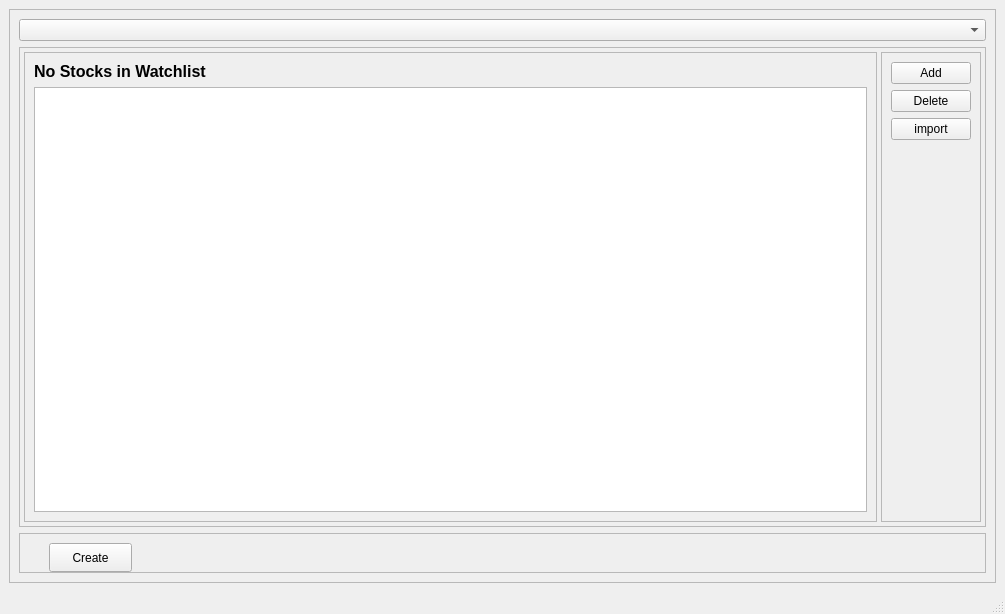
Qt form UIFiles/watchlists.ui (ShubhamMandavkar/TYLiveProjectt-StockAutomationSystem) before a commit.
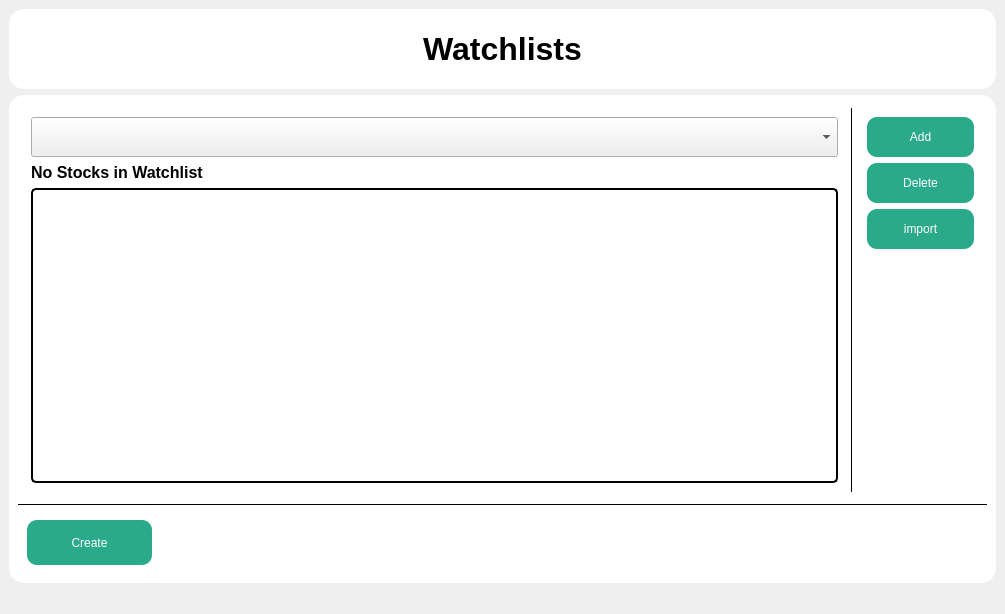
The same form after that commit.

```diff
--- a/UIFiles/watchlists.ui
+++ b/UIFiles/watchlists.ui
@@ -13,10 +13,49 @@
   <property name="windowTitle">
    <string>MainWindow</string>
   </property>
+  <property name="styleSheet">
+   <string notr="true">background-color: rgb(239, 239, 239);</string>
+  </property>
   <widget class="QWidget" name="centralwidget">
    <layout class="QVBoxLayout" name="verticalLayout">
+    <item>
+     <widget class="QLabel" name="label">
+      <property name="minimumSize">
+       <size>
+        <width>0</width>
+        <height>80</height>
+       </size>
+      </property>
+      <property name="font">
+       <font>
+        <pointsize>24</pointsize>
+        <bold>true</bold>
+       </font>
+      </property>
+      <property name="styleSheet">
+       <string notr="true">QLabel{
+	color: rgb(0, 0, 0);
+	border-radius : 15px;
+	background-color: white;
+}</string>
+      </property>
+      <property name="text">
+       <string>Watchlists</string>
+      </property>
+      <property name="alignment">
+       <set>Qt::AlignCenter</set>
+      </property>
+     </widget>
+    </item>
     <item>
      <widget class="QFrame" name="frame_3">
+      <property name="styleSheet">
+       <string notr="true">QFrame{
+	color: rgb(0, 0, 0);
+	border-radius : 15px;
+	background-color:  white;
+}</string>
+      </property>
       <property name="frameShape">
        <enum>QFrame::StyledPanel</enum>
       </property>
@@ -24,11 +63,11 @@
        <enum>QFrame::Raised</enum>
       </property>
       <layout class="QVBoxLayout" name="verticalLayout_2">
-       <item>
-        <widget class="QComboBox" name="cmbWatchlists"/>
-       </item>
        <item>
         <widget class="QFrame" name="frmWLContent">
+         <property name="styleSheet">
+          <string notr="true"/>
+         </property>
          <property name="frameShape">
           <enum>QFrame::StyledPanel</enum>
          </property>
@@ -60,6 +99,16 @@
              <enum>QFrame::Raised</enum>
             </property>
             <layout class="QVBoxLayout" name="verticalLayout_3">
+             <item>
+              <widget class="QComboBox" name="cmbWatchlists">
+               <property name="minimumSize">
+                <size>
+                 <width>0</width>
+                 <height>40</height>
+                </size>
+               </property>
+              </widget>
+             </item>
              <item>
               <widget class="QLabel" name="lblMsg">
                <property name="maximumSize">
@@ -84,12 +133,27 @@
              </item>
              <item>
               <widget class="QTableView" name="tbvWatchlist">
+               <property name="styleSheet">
+                <string notr="true">QTableView{
+	border-radius : 5px;
+	border: 2px solid black;
+}</string>
+               </property>
                <property name="selectionMode">
                 <enum>QAbstractItemView::SingleSelection</enum>
                </property>
                <property name="selectionBehavior">
                 <enum>QAbstractItemView::SelectRows</enum>
                </property>
+               <attribute name="horizontalHeaderMinimumSectionSize">
+                <number>50</number>
+               </attribute>
+               <attribute name="horizontalHeaderDefaultSectionSize">
+                <number>150</number>
+               </attribute>
+               <attribute name="horizontalHeaderStretchLastSection">
+                <bool>true</bool>
+               </attribute>
                <attribute name="verticalHeaderVisible">
                 <bool>false</bool>
                </attribute>
@@ -98,11 +162,23 @@
             </layout>
            </widget>
           </item>
+          <item>
+           <widget class="Line" name="line_2">
+            <property name="styleSheet">
+             <string notr="true">QFrame{
+	border-left: 1px solid black;
+}</string>
+            </property>
+            <property name="orientation">
+             <enum>Qt::Vertical</enum>
+            </property>
+           </widget>
+          </item>
           <item>
            <widget class="QFrame" name="frmWLOperations">
             <property name="minimumSize">
              <size>
-              <width>100</width>
+              <width>125</width>
               <height>0</height>
              </size>
             </property>
@@ -121,6 +197,25 @@
             <layout class="QFormLayout" name="formLayout">
              <item row="0" column="0" colspan="2">
               <widget class="QPushButton" name="btnAddToWL">
+               <property name="minimumSize">
+                <size>
+                 <width>0</width>
+                 <height>40</height>
+                </size>
+               </property>
+               <property name="styleSheet">
+                <string notr="true">QPushButton{
+	background-color: #2AAA8A;
+	color: rgb(255, 255, 255);
+	border-radius : 10px;
+	padding: 5px;	
+}
+
+QPushButton:hover{
+	background-color: rgb(46, 186, 151);
+	color: rgb(0, 0, 0);
+}</string>
+               </property>
                <property name="text">
                 <string>Add</string>
                </property>
@@ -128,6 +223,25 @@
              </item>
              <item row="1" column="0" colspan="2">
               <widget class="QPushButton" name="btnDeleteFrmWL">
+               <property name="minimumSize">
+                <size>
+                 <width>0</width>
+                 <height>40</height>
+                </size>
+               </property>
+               <property name="styleSheet">
+                <string notr="true">QPushButton{
+	background-color: #2AAA8A;
+	color: rgb(255, 255, 255);
+	border-radius : 10px;
+	padding: 5px;	
+}
+
+QPushButton:hover{
+	background-color: rgb(46, 186, 151);
+	color: rgb(0, 0, 0);
+}</string>
+               </property>
                <property name="text">
                 <string>Delete</string>
                </property>
@@ -135,6 +249,25 @@
              </item>
              <item row="2" column="0" colspan="2">
               <widget class="QPushButton" name="btnImport">
+               <property name="minimumSize">
+                <size>
+                 <width>0</width>
+                 <height>40</height>
+                </size>
+               </property>
+               <property name="styleSheet">
+                <string notr="true">QPushButton{
+	background-color: #2AAA8A;
+	color: rgb(255, 255, 255);
+	border-radius : 10px;
+	padding: 5px;	
+}
+
+QPushButton:hover{
+	background-color: rgb(46, 186, 151);
+	color: rgb(0, 0, 0);
+}</string>
+               </property>
                <property name="text">
                 <string>import</string>
                </property>
@@ -146,6 +279,18 @@
          </layout>
         </widget>
        </item>
+       <item>
+        <widget class="Line" name="line">
+         <property name="styleSheet">
+          <string notr="true">QFrame{
+	border-bottom: 1px solid black;
+}</string>
+         </property>
+         <property name="orientation">
+          <enum>Qt::Horizontal</enum>
+         </property>
+        </widget>
+       </item>
        <item>
         <widget class="QFrame" name="frame_7">
          <property name="minimumSize">
@@ -160,19 +305,53 @@
          <property name="frameShadow">
           <enum>QFrame::Raised</enum>
          </property>
-         <widget class="QPushButton" name="btnCreateWL">
-          <property name="geometry">
-           <rect>
-            <x>30</x>
-            <y>10</y>
-            <width>83</width>
-            <height>29</height>
-           </rect>
-          </property>
-          <property name="text">
-           <string>Create</string>
-          </property>
-         </widget>
+         <layout class="QHBoxLayout" name="horizontalLayout">
+          <item>
+           <widget class="QPushButton" name="btnCreateWL">
+            <property name="minimumSize">
+             <size>
+              <width>125</width>
+              <height>45</height>
+             </size>
+            </property>
+            <property name="maximumSize">
+             <size>
+              <width>150</width>
+              <height>16777215</height>
+             </size>
+            </property>
+            <property name="styleSheet">
+             <string notr="true">QPushButton{
+	background-color: #2AAA8A;
+	color: rgb(255, 255, 255);
+	border-radius : 10px;
+	padding: 5px;	
+}
+
+QPushButton:hover{
+	background-color: rgb(46, 186, 151);
+	color: rgb(0, 0, 0);
+}</string>
+            </property>
+            <property name="text">
+             <string>Create</string>
+            </property>
+           </widget>
+          </item>
+          <item>
+           <spacer name="horizontalSpacer">
+            <property name="orientation">
+             <enum>Qt::Horizontal</enum>
+            </property>
+            <property name="sizeHint" stdset="0">
+             <size>
+              <width>40</width>
+              <height>20</height>
+             </size>
+            </property>
+           </spacer>
+          </item>
+         </layout>
         </widget>
        </item>
       </layout>
```
